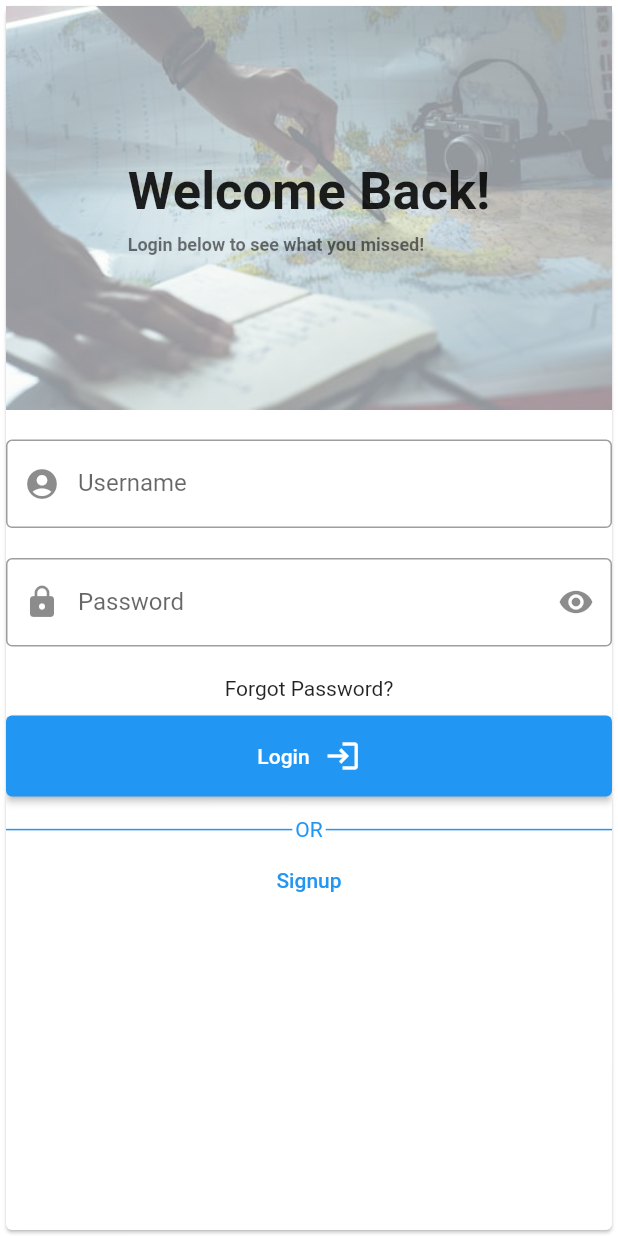
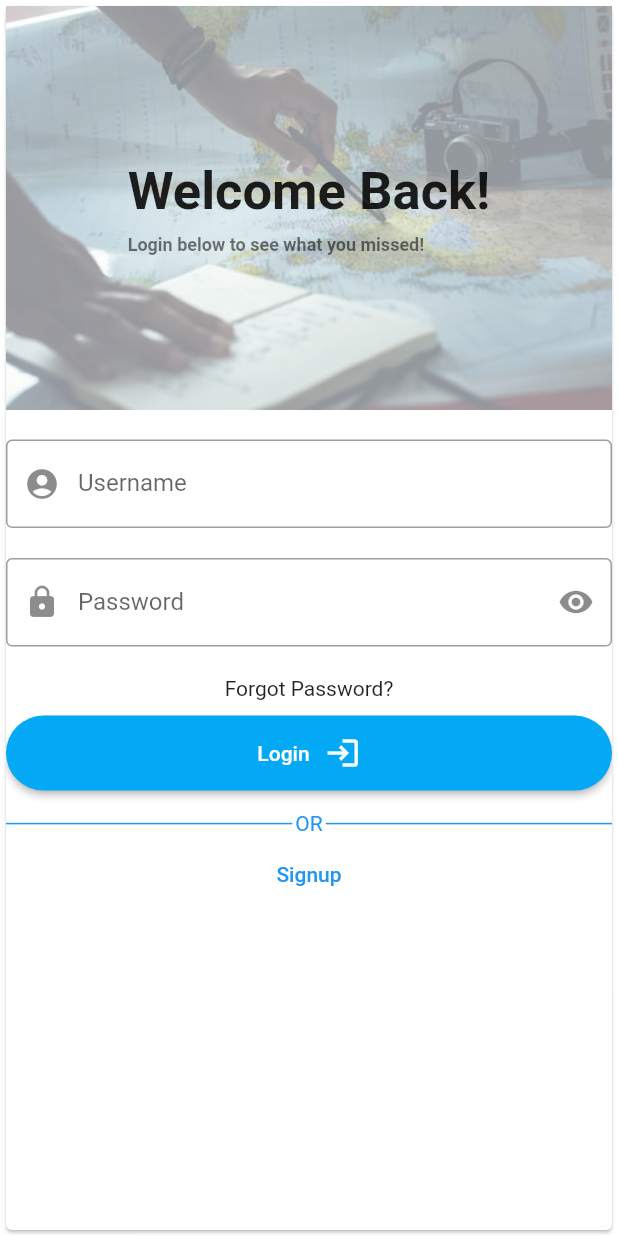
Before and after one commit to CSCI4100U-Mobile-Dev-Group10/Snapmap, a Flutter app: the screen it shows after launch, on a phone screen of 412 x 824 dp. Run offline on Flutter 3.47's test engine with Material 2 defaults, Android fonts, the phone set to English and light mode, and no system bars; drawn by our look-alikes of rounded_loading_button; our stand-ins replace camera, cloud_firestore, firebase_core, firebase_storage, flutter_map, geolocator and 4 more; missing offline and left inert: camera_web, cloud_firestore_web, firebase_core_web, firebase_storage_web, geolocator_web, image_picker_for_web and 1 more; accounts and stored records are empty.

Commit message:
backup before pull. messing with login form button animations

```diff
--- a/lib/widgets/organisms/auth/login_form.dart
+++ b/lib/widgets/organisms/auth/login_form.dart
@@ -1,16 +1,17 @@
+import 'dart:async';
+
 import 'package:flutter/material.dart';
 import 'package:cloud_firestore/cloud_firestore.dart';
-import 'package:snapmap/models/user.dart';
 import 'package:snapmap/screens/profile_creation_screen.dart';
 import 'package:snapmap/services/email_service.dart';
 import 'package:snapmap/services/auth_service.dart';
-import 'package:snapmap/services/user_service.dart';
 import 'package:snapmap/utils/logger.dart';
 import '../nav_controller.dart';
 import '../../molecules/welcome_section.dart';
 import '../../molecules/login_page_button_info.dart';
 import '../../molecules/login_page_divider.dart';
 import '../../atoms/textbutton_text.dart';
+import 'package:rounded_loading_button/rounded_loading_button.dart';
 
 // login form first page of the application
 
@@ -24,6 +25,8 @@ class LoginForm extends StatefulWidget {
 class _LoginFormState extends State<LoginForm> {
   final GlobalKey<FormState> _formKey = GlobalKey<FormState>();
   final TextEditingController _accountRecovery = TextEditingController();
+  final RoundedLoadingButtonController _btnController =
+      RoundedLoadingButtonController();
 
   String email = '';
   String password = '';
@@ -219,17 +222,14 @@ class _LoginFormState extends State<LoginForm> {
                 ),
               ),
               const SizedBox(height: 10),
-              ElevatedButton(
-                  // set colour of button to match image in title stack
-                  style: ElevatedButton.styleFrom(
-                      padding: const EdgeInsets.only(
-                          top: 15, bottom: 15, left: 70, right: 70),
-                      primary: Colors.blue),
+              RoundedLoadingButton(
+                  controller: _btnController,
                   onPressed: () async {
                     if (_formKey.currentState!.validate()) {
                       _formKey.currentState!.save();
                       if (!pageFlag) {
                         // authorize user login
+                        // _btnController.start();
                         var returnValue = await authUser({
                           'username': username,
                           'password': password,
@@ -239,14 +239,19 @@ class _LoginFormState extends State<LoginForm> {
                           errorText =
                               'login attempt failed email or password is wrong';
                           errorExists = true;
+                          _btnController.error();
                           setState(() {});
                         } else {
                           errorExists = false;
+                          _btnController.success();
                           setState(() {});
-                          Navigator.pushNamed(context, NavController.routeId);
+                          Timer(Duration(milliseconds: 50), () {
+                            Navigator.pushNamed(context, NavController.routeId);
+                          });
                         }
                       } else {
                         // add users sign up info to database
+                        // _btnController.start();
                         var returnValue = await signUp({
                           'username': username,
                           'email': email,
@@ -254,35 +259,108 @@ class _LoginFormState extends State<LoginForm> {
                           'conPass': confirmPass,
                         });
                         if (returnValue == 'username') {
+                          _btnController.error();
                           errorExists = true;
                           errorText = 'Username already in use';
                           setState(() {});
                         } else if (returnValue == 'email') {
+                          _btnController.error();
                           errorExists = true;
                           errorText = 'Email already in use';
                           setState(() {});
                         } else if (returnValue == 'password') {
+                          _btnController.error();
                           errorText =
                               'Confirmation of password does not match entered password';
                           errorExists = true;
                           setState(() {});
                         } else {
+                          _btnController.success();
                           errorExists = false;
                           pageFlag = false;
                           setState(() {});
-                          Navigator.pushNamed(
-                              context, ProfileCreationScreen.routeId);
+                          Timer(Duration(milliseconds: 50), () {
+                            Navigator.pushNamed(
+                                context, ProfileCreationScreen.routeId);
+                          });
                         }
                       }
+                      Timer(Duration(seconds: 1), () {
+                        _btnController.reset();
+                      });
+                    } else {
+                      _btnController.reset();
                     }
                   },
-                  // set the button to have different text / icon depending
-                  // on the screen
                   child: pageFlag
                       ? const LoginPageButton(
                           text: 'Sign Up', icon: Icon(Icons.person))
                       : const LoginPageButton(
                           text: 'Login', icon: Icon(Icons.login))),
+              // ElevatedButton(
+              //     // set colour of button to match image in title stack
+              //     style: ElevatedButton.styleFrom(
+              //         padding: const EdgeInsets.only(
+              //             top: 15, bottom: 15, left: 70, right: 70),
+              //         primary: Colors.blue),
+              //     onPressed: () async {
+              //       if (_formKey.currentState!.validate()) {
+              //         _formKey.currentState!.save();
+              //         if (!pageFlag) {
+              //           // authorize user login
+              //           var returnValue = await authUser({
+              //             'username': username,
+              //             'password': password,
+              //           });
+              //           if (returnValue == false) {
+              //             // if the login fails (user does not exist) or entered wrong password
+              //             errorText =
+              //                 'login attempt failed email or password is wrong';
+              //             errorExists = true;
+              //             setState(() {});
+              //           } else {
+              //             errorExists = false;
+              //             setState(() {});
+              //             Navigator.pushNamed(context, NavController.routeId);
+              //           }
+              //         } else {
+              //           // add users sign up info to database
+              //           var returnValue = await signUp({
+              //             'username': username,
+              //             'email': email,
+              //             'password': password,
+              //             'conPass': confirmPass,
+              //           });
+              //           if (returnValue == 'username') {
+              //             errorExists = true;
+              //             errorText = 'Username already in use';
+              //             setState(() {});
+              //           } else if (returnValue == 'email') {
+              //             errorExists = true;
+              //             errorText = 'Email already in use';
+              //             setState(() {});
+              //           } else if (returnValue == 'password') {
+              //             errorText =
+              //                 'Confirmation of password does not match entered password';
+              //             errorExists = true;
+              //             setState(() {});
+              //           } else {
+              //             errorExists = false;
+              //             pageFlag = false;
+              //             setState(() {});
+              //             Navigator.pushNamed(
+              //                 context, ProfileCreationScreen.routeId);
+              //           }
+              //         }
+              //       }
+              //     },
+              //     // set the button to have different text / icon depending
+              //     // on the screen
+              //     child: pageFlag
+              //         ? const LoginPageButton(
+              //             text: 'Sign Up', icon: Icon(Icons.person))
+              //         : const LoginPageButton(
+              //             text: 'Login', icon: Icon(Icons.login))),
               const SizedBox(height: 12),
               const LoginDivider(),
               TextButton(
@@ -300,7 +378,9 @@ class _LoginFormState extends State<LoginForm> {
             ],
           ),
         ),
-        const SizedBox(height: 245,),
+        const SizedBox(
+          height: 245,
+        ),
       ],
     );
   }
--- a/pubspec.yaml
+++ b/pubspec.yaml
@@ -47,6 +47,7 @@ dependencies:
   geolocator: ^8.0.0
   qrscan: ^0.3.2
   camera: ^0.9.4+5
+  rounded_loading_button: ^2.0.8
 
 dev_dependencies:
   flutter_test:
```
